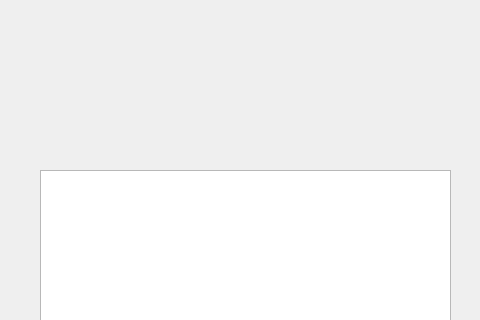
The window that board.ui (UI233/Crystal-and-Puzzle) describes before a commit, drawn with Qt 5; both pictures show x 0 to 480 and y 0 to 320 of the 480 by 640 pixel window.
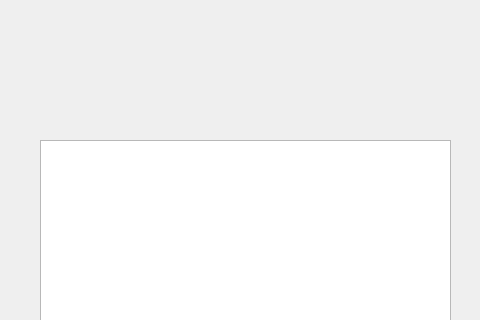
The same window after the commit. Icons and pictures are not drawn.

Patch:
```diff
--- a/board.ui
+++ b/board.ui
@@ -33,9 +33,9 @@
    <property name="geometry">
     <rect>
      <x>40</x>
-     <y>170</y>
+     <y>140</y>
      <width>411</width>
-     <height>361</height>
+     <height>391</height>
     </rect>
    </property>
    <property name="styleSheet">
```
Left out of the diff: 2 changed lines with no effect on the pictures.
